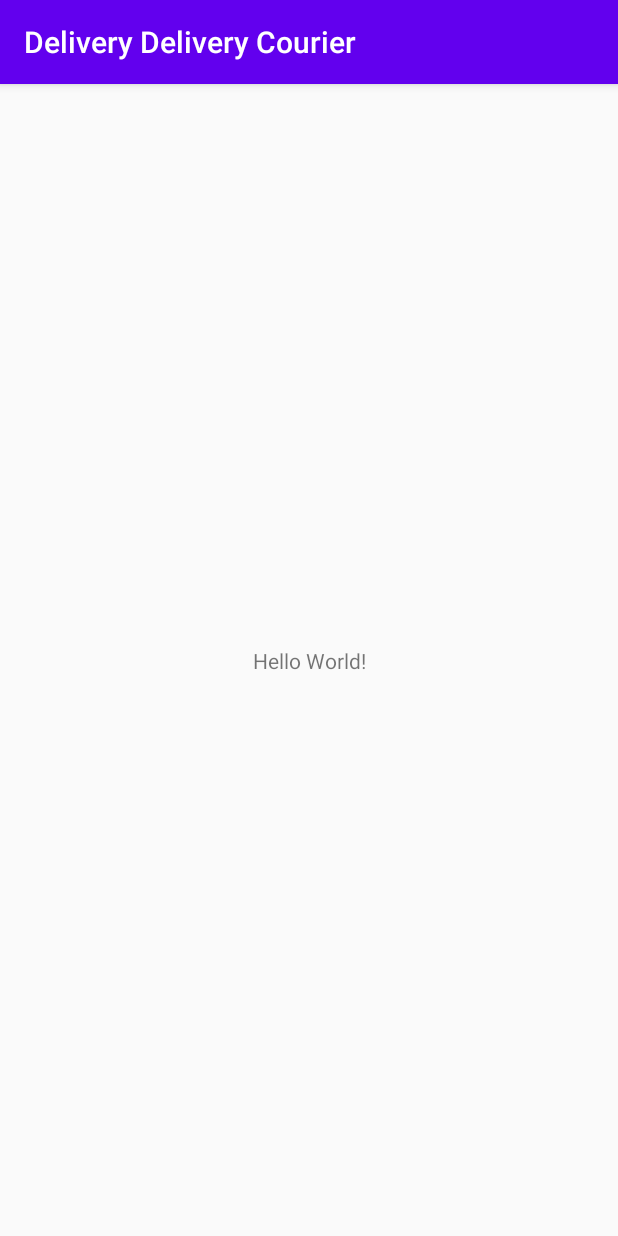
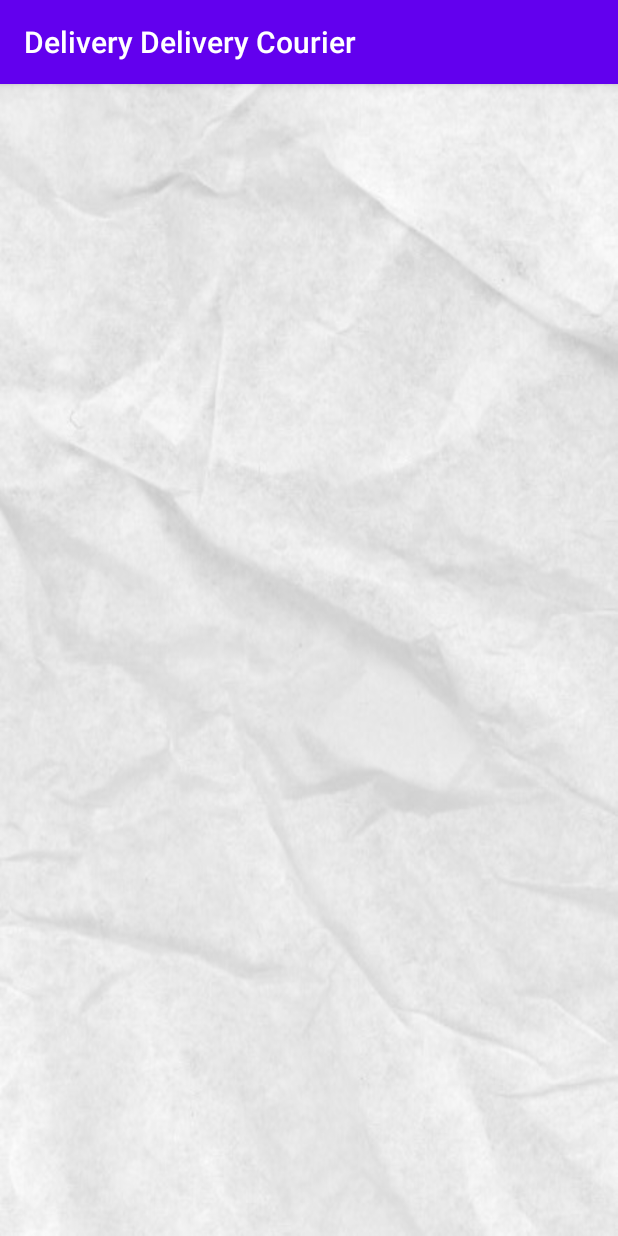
Before and after one commit to richujain/Delivery-Delivery, an Android app: the screen it shows after launch (MainActivity), on a phone screen of 412 x 824 dp. Run offline under Robolectric (Android 15) with nearby library versions, the light colour scheme and no system bars.

Commit message:
added background

```diff
--- a/app/src/main/res/layout/activity_main.xml
+++ b/app/src/main/res/layout/activity_main.xml
@@ -4,15 +4,5 @@
     xmlns:tools="http://schemas.android.com/tools"
     android:layout_width="match_parent"
     android:layout_height="match_parent"
-    tools:context=".MainActivity">
-
-    <TextView
-        android:layout_width="wrap_content"
-        android:layout_height="wrap_content"
-        android:text="Hello World!"
-        app:layout_constraintBottom_toBottomOf="parent"
-        app:layout_constraintLeft_toLeftOf="parent"
-        app:layout_constraintRight_toRightOf="parent"
-        app:layout_constraintTop_toTopOf="parent" />
-
-</androidx.constraintlayout.widget.ConstraintLayout>
+    tools:context=".MainActivity"
+    android:background="@drawable/background"/>
--- a/build.gradle
+++ b/build.gradle
@@ -5,7 +5,7 @@ buildscript {
         jcenter()
     }
     dependencies {
-        classpath "com.android.tools.build:gradle:4.0.0"
+        classpath 'com.android.tools.build:gradle:4.0.1'
         classpath 'com.google.gms:google-services:4.3.3'
 
         // NOTE: Do not place your application dependencies here; they belong
```
Also changed, not shown: app/src/main/res/drawable/background.jpg (added).
